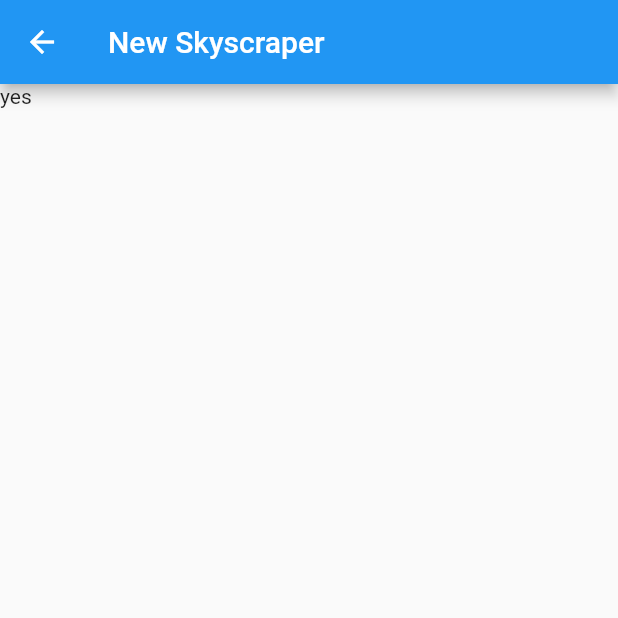
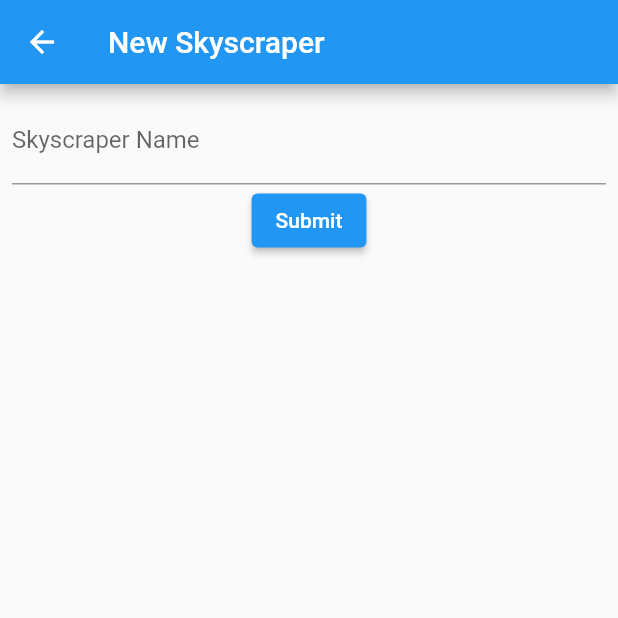
Before and after one commit to TheMkrage/Skyscraper-Tracker, a Flutter app: the NewSkyscraperPage screen opened directly, on a phone screen of 412 x 824 dp, the top half of it. Run offline on Flutter 3.47's test engine with Material 2 defaults, Android fonts, the phone set to English and light mode, and no system bars.

Commit message:
can read text field

```diff
--- a/lib/new_skyscraper_page.dart
+++ b/lib/new_skyscraper_page.dart
@@ -1,13 +1,38 @@
 import 'package:flutter/material.dart';
 
 class NewSkyscraperPage extends StatelessWidget {
+  final _formKey = GlobalKey<FormState>();
+  final _controller = TextEditingController();
+
   @override
   Widget build(BuildContext context) {
     return Scaffold(
       appBar: AppBar(
         title: Text("New Skyscraper"),
       ),
-      body: Text('yes'),
+      body: Padding(
+        padding: const EdgeInsets.all(8.0),
+        child: Form(
+          child: Column(
+            children: [
+              TextFormField(
+                controller: _controller,
+                decoration: InputDecoration(labelText: 'Skyscraper Name'),
+              ),
+              ElevatedButton(
+                child: Text('Submit'),
+                onPressed: () {
+                  print(_formKey);
+                  print(_formKey.currentState);
+                  print(_controller.text);
+                  print(_controller.value);
+                },
+              )
+            ],
+          ),
+          key: _formKey,
+        ),
+      ),
     );
   }
 }
```
